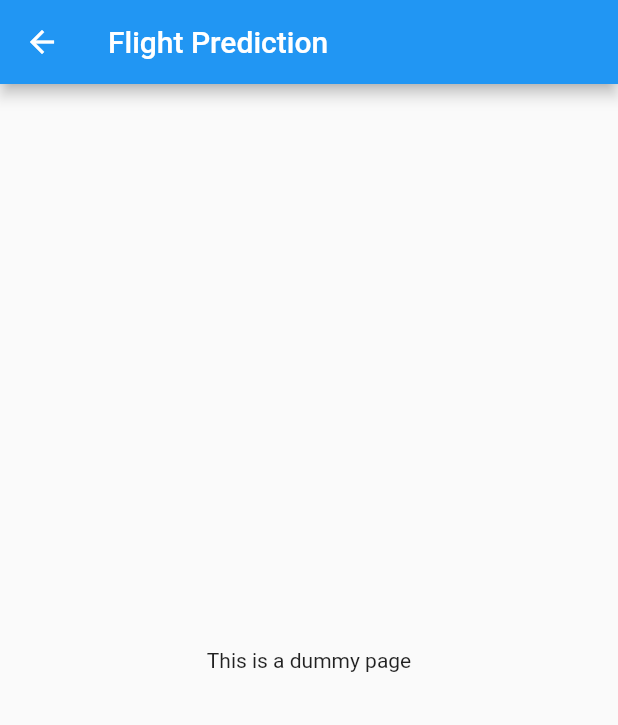
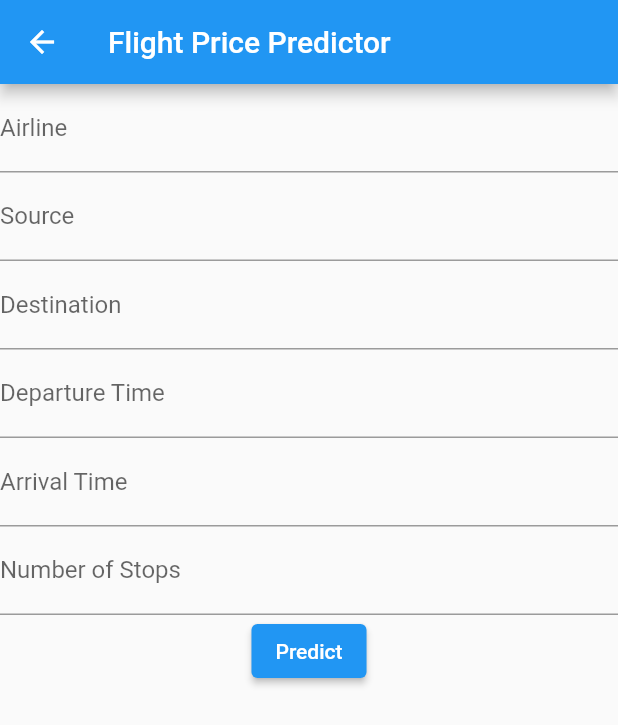
Before and after one commit to Devang-Mulye/Solo---The-AI-Travel-Planner, a Flutter app: the ModelSelection screen opened directly, after a tap on "Flight Prediction", on a phone screen of 412 x 824 dp. Shown: the top 725 px of the screen. Run offline on Flutter 3.47's test engine with Material 2 defaults, Android fonts, the phone set to English and light mode, and no system bars; drawn by our look-alikes of flutter_form_builder; our stand-ins replace form_builder_validators; network calls fail.

Commit message:
Flight Price Prediction

```diff
--- /dev/null
+++ b/solo/lib/flight_price.dart
@@ -0,0 +1,91 @@
+import 'dart:convert';
+import 'package:flutter/material.dart';
+import 'package:flutter_form_builder/flutter_form_builder.dart';
+import 'package:form_builder_validators/form_builder_validators.dart';
+import 'package:http/http.dart' as http;
+
+class FlightPricePredictor extends StatefulWidget {
+  @override
+  _FlightPricePredictorState createState() => _FlightPricePredictorState();
+}
+
+class _FlightPricePredictorState extends State<FlightPricePredictor> {
+  final GlobalKey<FormBuilderState> _formKey = GlobalKey<FormBuilderState>();
+  final String _apiUrl = 'http://localhost:5000/predict_flight_price';
+  String _result = '';
+
+  void _submitForm() async {
+    if (_formKey.currentState!.saveAndValidate()) {
+      Map<String, dynamic> formData = _formKey.currentState!.value;
+      var response = await http.post(
+        Uri.parse(_apiUrl),
+        body: jsonEncode(formData),
+        headers: {'Content-Type': 'application/json'},
+      );
+      setState(() {
+        _result = response.body;
+      });
+    }
+  }
+
+  @override
+  Widget build(BuildContext context) {
+    return Scaffold(
+      appBar: AppBar(
+        title: Text('Flight Price Predictor'),
+      ),
+      body: SingleChildScrollView(
+        child: Column(
+          children: [
+            FormBuilder(
+              key: _formKey,
+              child: Column(
+                children: [
+                  FormBuilderTextField(
+                    name: 'airline',
+                    decoration: InputDecoration(labelText: 'Airline'),
+                    validator: FormBuilderValidators.required(),
+                  ),
+                  FormBuilderTextField(
+                    name: 'Source',
+                    decoration: InputDecoration(labelText: 'Source'),
+                    validator: FormBuilderValidators.required(),
+                  ),
+                  FormBuilderTextField(
+                    name: 'Destination',
+                    decoration: InputDecoration(labelText: 'Destination'),
+                    validator: FormBuilderValidators.required(),
+                  ),
+                  FormBuilderTextField(
+                    name: 'Dep_Time',
+                    decoration: InputDecoration(labelText: 'Departure Time'),
+                    validator: FormBuilderValidators.required(),
+                  ),
+                  FormBuilderTextField(
+                    name: 'Arrival_Time',
+                    decoration: InputDecoration(labelText: 'Arrival Time'),
+                    validator: FormBuilderValidators.required(),
+                  ),
+                  FormBuilderTextField(
+                    name: 'stops',
+                    decoration: InputDecoration(labelText: 'Number of Stops'),
+                    validator: FormBuilderValidators.compose([
+                      FormBuilderValidators.required(),
+                      FormBuilderValidators.numeric(),
+                    ]),
+                  ),
+                  ElevatedButton(
+                    onPressed: _submitForm,
+                    child: Text('Predict'),
+                  ),
+                ],
+              ),
+            ),
+            SizedBox(height: 20),
+            Text(_result),
+          ],
+        ),
+      ),
+    );
+  }
+}
--- a/solo/lib/model_selection.dart
+++ b/solo/lib/model_selection.dart
@@ -1,6 +1,6 @@
 import 'package:flutter/material.dart';
-import 'flight_prediction.dart';
-import 'hotel_prize.dart';
+import 'flight_price.dart';
+import 'hotel_price.dart';
 import 'hotel_vacancy.dart';
 
 class ModelSelection extends StatelessWidget {
@@ -20,7 +20,7 @@ class ModelSelection extends StatelessWidget {
                 Navigator.push(
                   context,
                   MaterialPageRoute(
-                    builder: (context) => DummyPage('Flight Prediction'),
+                    builder: (context) => FlightPricePredictor(),
                   ),
                 );
               },
```
Also changed, not shown: solo/lib/flight_prediction.dart (deleted, +0 -20 lines), solo/lib/hotel_price.dart (added, +70 -0 lines), solo/lib/hotel_prize.dart (deleted, +0 -77 lines), solo/pubspec.yaml (+2 -11 lines), solo/pubspec.lock, 2 other files.
